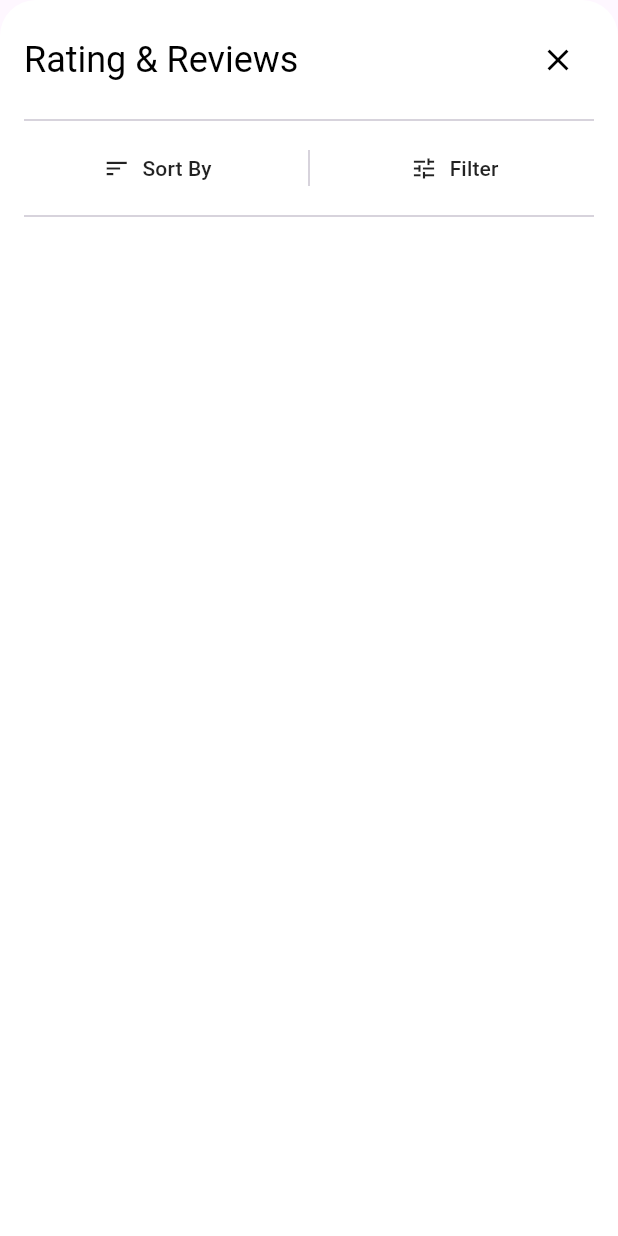
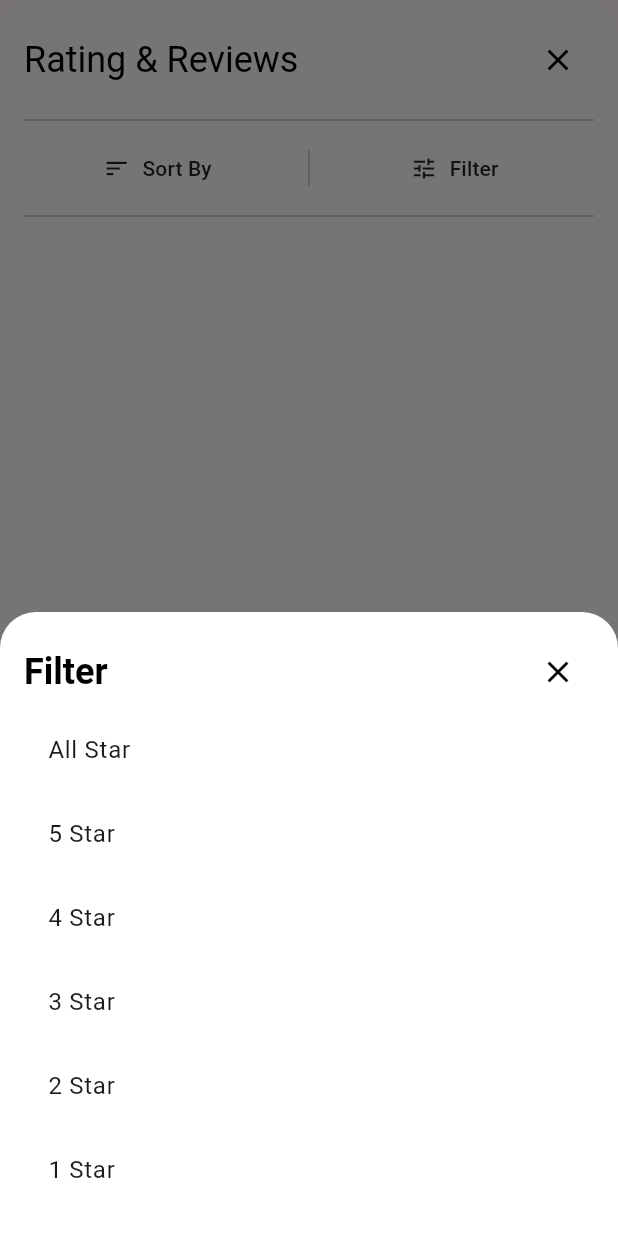
Before and after one commit to mustafaydogdu3/3DMarket, a Flutter app: the ReviewsModal widget shown alone on an empty page, opened directly with empty values, after a tap on "Filter", on a phone screen of 412 x 824 dp. Run offline on Flutter 3.47's test engine with Material 3 defaults, Android fonts, the phone set to English and light mode, and no system bars; our stand-ins replace carousel_slider, cloud_firestore, equatable, firebase_auth, firebase_core, firebase_storage and 5 more; accounts and stored records are empty.

Commit message:
Filter modal completed

```diff
--- /dev/null
+++ b/lib/features/home/views/filter_modal.dart
@@ -0,0 +1,30 @@
+import 'package:flutter/material.dart';
+
+import 'sortby_modal.dart';
+
+class FilterModal extends StatefulWidget {
+  const FilterModal({super.key});
+
+  @override
+  State<FilterModal> createState() => _FilterModalState();
+}
+
+class _FilterModalState extends State<FilterModal> {
+  List<String> filterList = [
+    'All Star',
+    '5 Star',
+    '4 Star',
+    '3 Star',
+    '2 Star',
+    '1 Star'
+  ];
+  final String text = 'Filter';
+
+  @override
+  Widget build(BuildContext context) {
+    return SortByWidget(
+      list: filterList,
+      text: text,
+    );
+  }
+}
--- a/lib/features/home/views/reviews_modal.dart
+++ b/lib/features/home/views/reviews_modal.dart
@@ -6,6 +6,7 @@ import 'package:flutter/material.dart';
 import '../../../product/values/localkeys/app_localkeys.dart';
 import '../models/product_model.dart';
 import '../services/review_service.dart';
+import 'filter_modal.dart';
 import 'reviews_detail.dart';
 import 'sortby_modal.dart';
 
@@ -100,7 +101,13 @@ class _ReviewsModalState extends State<ReviewsModal> {
                             ),
                             Expanded(
                               child: RawMaterialButton(
-                                onPressed: () {},
+                                onPressed: () {
+                                  showModalBottomSheet(
+                                    context: context,
+                                    backgroundColor: Colors.transparent,
+                                    builder: (context) => const FilterModal(),
+                                  );
+                                },
                                 shape: RoundedRectangleBorder(
                                   borderRadius: BorderRadius.circular(12),
                                 ),
--- a/lib/features/home/views/sortby_modal.dart
+++ b/lib/features/home/views/sortby_modal.dart
@@ -2,7 +2,9 @@ import 'package:core/base/text/style/base_text_style.dart';
 import 'package:flutter/material.dart';
 
 class SortbyModal extends StatefulWidget {
-  const SortbyModal({super.key});
+  const SortbyModal({
+    super.key,
+  });
 
   @override
   State<SortbyModal> createState() => _SortbyModalState();
@@ -16,6 +18,26 @@ class _SortbyModalState extends State<SortbyModal> {
     'Lowest Rating',
     'Recent'
   ];
+  final String text = 'Rating & Reviews';
+
+  @override
+  Widget build(BuildContext context) {
+    return SortByWidget(
+      list: sortByList,
+      text: text,
+    );
+  }
+}
+
+class SortByWidget extends StatelessWidget {
+  const SortByWidget({
+    super.key,
+    required this.list,
+    required this.text,
+  });
+  final String text;
+
+  final List<String> list;
 
   @override
   Widget build(BuildContext context) {
@@ -27,13 +49,15 @@ class _SortbyModalState extends State<SortbyModal> {
           top: Radius.circular(24),
         ),
       ),
-      child: Column(
+      child: Wrap(
+        children: [
+          Column(
             children: [
               Row(
                 mainAxisAlignment: MainAxisAlignment.spaceBetween,
                 children: [
                   Text(
-                'Sort By',
+                    text,
                     style: BaseTextStyle.headlineSmall(
                         color: Colors.black, fontWeight: FontWeight.bold),
                   ),
@@ -43,7 +67,7 @@ class _SortbyModalState extends State<SortbyModal> {
                   ),
                 ],
               ),
-          ...sortByList.map(
+              ...list.map(
                 (sortBy) => ListTile(
                   title: Text(sortBy),
                   onTap: () => Navigator.pop(context),
@@ -51,6 +75,8 @@ class _SortbyModalState extends State<SortbyModal> {
               )
             ],
           ),
+        ],
+      ),
     );
   }
 }
```
Lines whose indentation alone changed are shown as unchanged.
